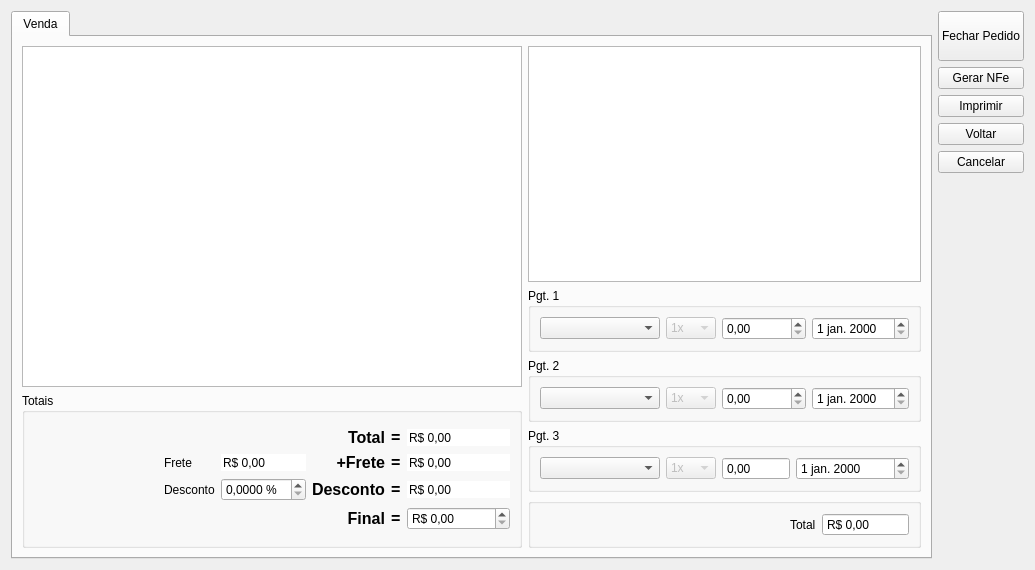
Qt form venda.ui (lellisls/ERP-STACCATO) before a commit.
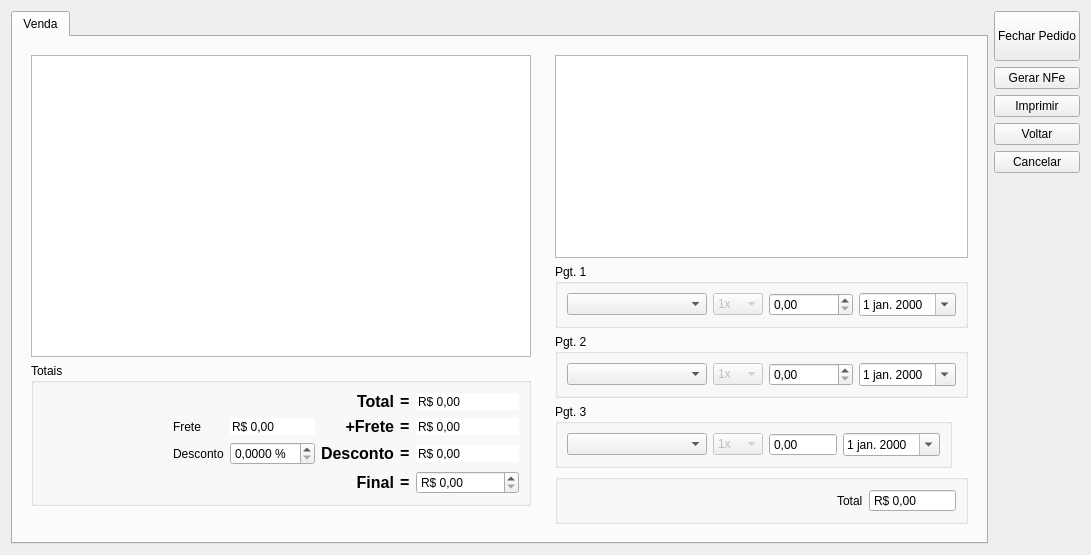
The same form after that commit.

Commit message: Alterações no layout de Venda

What changed in the file:
```diff
--- a/venda.ui
+++ b/venda.ui
@@ -6,8 +6,8 @@
    <rect>
     <x>0</x>
     <y>0</y>
-    <width>1024</width>
-    <height>570</height>
+    <width>1052</width>
+    <height>538</height>
    </rect>
   </property>
   <property name="windowTitle">
@@ -27,8 +27,26 @@
        <string>Venda</string>
       </attribute>
       <layout class="QGridLayout" name="gridLayout_8">
-       <item row="0" column="0" rowspan="3">
+       <item row="0" column="1">
+        <widget class="QFrame" name="frame">
+         <property name="frameShape">
+          <enum>QFrame::NoFrame</enum>
+         </property>
+         <property name="frameShadow">
+          <enum>QFrame::Plain</enum>
+         </property>
+         <property name="lineWidth">
+          <number>0</number>
+         </property>
+         <layout class="QGridLayout" name="gridLayout_10">
+          <item row="0" column="0">
         <widget class="QTableView" name="tableVenda">
+            <property name="sizePolicy">
+             <sizepolicy hsizetype="Expanding" vsizetype="Expanding">
+              <horstretch>0</horstretch>
+              <verstretch>0</verstretch>
+             </sizepolicy>
+            </property>
          <property name="minimumSize">
           <size>
            <width>500</width>
@@ -43,217 +61,14 @@
          </attribute>
         </widget>
        </item>
-       <item row="0" column="1">
-        <widget class="QTableView" name="tableFluxoCaixa">
-         <property name="minimumSize">
-          <size>
-           <width>350</width>
-           <height>0</height>
-          </size>
-         </property>
-         <attribute name="horizontalHeaderStretchLastSection">
-          <bool>true</bool>
-         </attribute>
-        </widget>
-       </item>
-       <item row="1" column="1">
-        <widget class="QGroupBox" name="groupBox">
-         <property name="title">
-          <string>Pgt. 1</string>
-         </property>
-         <layout class="QGridLayout" name="gridLayout_5">
-          <item row="0" column="0">
-           <widget class="QComboBox" name="comboBoxPgt1">
-            <property name="minimumSize">
-             <size>
-              <width>120</width>
-              <height>0</height>
-             </size>
-            </property>
-           </widget>
-          </item>
-          <item row="0" column="1">
-           <widget class="QComboBox" name="comboBoxPgt1Parc">
-            <property name="enabled">
-             <bool>false</bool>
-            </property>
-            <property name="sizePolicy">
-             <sizepolicy hsizetype="Fixed" vsizetype="Fixed">
-              <horstretch>0</horstretch>
-              <verstretch>0</verstretch>
-             </sizepolicy>
-            </property>
-            <item>
-             <property name="text">
-              <string>1x</string>
-             </property>
-            </item>
-            <item>
-             <property name="text">
-              <string>2x</string>
-             </property>
-            </item>
-            <item>
-             <property name="text">
-              <string>3x</string>
-             </property>
-            </item>
-            <item>
-             <property name="text">
-              <string>4x</string>
-             </property>
-            </item>
-            <item>
-             <property name="text">
-              <string>5x</string>
-             </property>
-            </item>
-            <item>
-             <property name="text">
-              <string>6x</string>
-             </property>
-            </item>
-            <item>
-             <property name="text">
-              <string>7x</string>
-             </property>
-            </item>
-            <item>
-             <property name="text">
-              <string>8x</string>
-             </property>
-            </item>
-            <item>
-             <property name="text">
-              <string>9x</string>
-             </property>
-            </item>
-            <item>
-             <property name="text">
-              <string>10x</string>
-             </property>
-            </item>
-           </widget>
-          </item>
-          <item row="0" column="2">
-           <widget class="QDoubleSpinBox" name="doubleSpinBoxPgt1">
-            <property name="sizePolicy">
-             <sizepolicy hsizetype="Fixed" vsizetype="Fixed">
-              <horstretch>0</horstretch>
-              <verstretch>0</verstretch>
-             </sizepolicy>
-            </property>
-            <property name="maximum">
-             <double>999999.989999999990687</double>
-            </property>
-           </widget>
-          </item>
-          <item row="0" column="3">
-           <widget class="QDateEdit" name="dateEditPgt1"/>
-          </item>
-         </layout>
-        </widget>
-       </item>
-       <item row="2" column="1" rowspan="2">
-        <widget class="QGroupBox" name="groupBox_2">
-         <property name="title">
-          <string>Pgt. 2</string>
-         </property>
-         <layout class="QGridLayout" name="gridLayout_4">
-          <item row="0" column="2">
-           <widget class="QDoubleSpinBox" name="doubleSpinBoxPgt2">
-            <property name="sizePolicy">
-             <sizepolicy hsizetype="Fixed" vsizetype="Fixed">
-              <horstretch>0</horstretch>
-              <verstretch>0</verstretch>
-             </sizepolicy>
-            </property>
-            <property name="maximum">
-             <double>999999.989999999990687</double>
-            </property>
-           </widget>
-          </item>
-          <item row="0" column="1">
-           <widget class="QComboBox" name="comboBoxPgt2Parc">
-            <property name="enabled">
-             <bool>false</bool>
-            </property>
-            <property name="sizePolicy">
-             <sizepolicy hsizetype="Fixed" vsizetype="Fixed">
-              <horstretch>0</horstretch>
-              <verstretch>0</verstretch>
-             </sizepolicy>
-            </property>
-            <item>
-             <property name="text">
-              <string>1x</string>
-             </property>
-            </item>
-            <item>
-             <property name="text">
-              <string>2x</string>
-             </property>
-            </item>
-            <item>
-             <property name="text">
-              <string>3x</string>
-             </property>
-            </item>
-            <item>
-             <property name="text">
-              <string>4x</string>
-             </property>
-            </item>
-            <item>
-             <property name="text">
-              <string>5x</string>
-             </property>
-            </item>
-            <item>
-             <property name="text">
-              <string>6x</string>
-             </property>
-            </item>
-            <item>
-             <property name="text">
-              <string>7x</string>
-             </property>
-            </item>
-            <item>
-             <property name="text">
-              <string>8x</string>
-             </property>
-            </item>
-            <item>
-             <property name="text">
-              <string>9x</string>
-             </property>
-            </item>
-            <item>
-             <property name="text">
-              <string>10x</string>
-             </property>
-            </item>
-           </widget>
-          </item>
-          <item row="0" column="0">
-           <widget class="QComboBox" name="comboBoxPgt2">
-            <property name="minimumSize">
-             <size>
-              <width>120</width>
-              <height>0</height>
-             </size>
-            </property>
-           </widget>
-          </item>
-          <item row="0" column="3">
-           <widget class="QDateEdit" name="dateEditPgt2"/>
-          </item>
-         </layout>
-        </widget>
-       </item>
-       <item row="3" column="0" rowspan="3">
+          <item row="1" column="0">
         <widget class="QGroupBox" name="groupBox_3">
+            <property name="sizePolicy">
+             <sizepolicy hsizetype="Preferred" vsizetype="Fixed">
+              <horstretch>0</horstretch>
+              <verstretch>0</verstretch>
+             </sizepolicy>
+            </property>
          <property name="title">
           <string>Totais</string>
          </property>
@@ -566,8 +381,54 @@
          </layout>
         </widget>
        </item>
-       <item row="4" column="1">
+         </layout>
+        </widget>
+       </item>
+       <item row="0" column="2" rowspan="4">
+        <widget class="QFrame" name="frame_2">
+         <property name="sizePolicy">
+          <sizepolicy hsizetype="Fixed" vsizetype="Preferred">
+           <horstretch>0</horstretch>
+           <verstretch>0</verstretch>
+          </sizepolicy>
+         </property>
+         <property name="frameShape">
+          <enum>QFrame::NoFrame</enum>
+         </property>
+         <property name="frameShadow">
+          <enum>QFrame::Plain</enum>
+         </property>
+         <property name="lineWidth">
+          <number>0</number>
+         </property>
+         <layout class="QGridLayout" name="gridLayout_9">
+          <item row="0" column="0">
+           <widget class="QTableView" name="tableFluxoCaixa">
+            <property name="sizePolicy">
+             <sizepolicy hsizetype="Expanding" vsizetype="Expanding">
+              <horstretch>0</horstretch>
+              <verstretch>0</verstretch>
+             </sizepolicy>
+            </property>
+            <property name="minimumSize">
+             <size>
+              <width>350</width>
+              <height>0</height>
+             </size>
+            </property>
+            <attribute name="horizontalHeaderStretchLastSection">
+             <bool>true</bool>
+            </attribute>
+           </widget>
+          </item>
+          <item row="3" column="0">
         <widget class="QGroupBox" name="groupBox_4">
+            <property name="sizePolicy">
+             <sizepolicy hsizetype="Fixed" vsizetype="Fixed">
+              <horstretch>0</horstretch>
+              <verstretch>0</verstretch>
+             </sizepolicy>
+            </property>
          <property name="title">
           <string>Pgt. 3</string>
          </property>
@@ -575,7 +436,7 @@
           <item row="0" column="2">
            <widget class="QDoubleSpinBox" name="doubleSpinBoxPgt3">
             <property name="sizePolicy">
-             <sizepolicy hsizetype="Fixed" vsizetype="Fixed">
+                <sizepolicy hsizetype="Expanding" vsizetype="Fixed">
               <horstretch>0</horstretch>
               <verstretch>0</verstretch>
              </sizepolicy>
@@ -658,20 +519,264 @@
            <widget class="QComboBox" name="comboBoxPgt3">
             <property name="minimumSize">
              <size>
-              <width>120</width>
+                 <width>140</width>
               <height>0</height>
              </size>
             </property>
            </widget>
           </item>
           <item row="0" column="3">
-           <widget class="QDateEdit" name="dateEditPgt3"/>
+              <widget class="QDateEdit" name="dateEditPgt3">
+               <property name="sizePolicy">
+                <sizepolicy hsizetype="Preferred" vsizetype="Fixed">
+                 <horstretch>0</horstretch>
+                 <verstretch>0</verstretch>
+                </sizepolicy>
+               </property>
+               <property name="calendarPopup">
+                <bool>true</bool>
+               </property>
+              </widget>
           </item>
          </layout>
         </widget>
        </item>
-       <item row="5" column="1">
+          <item row="1" column="0">
+           <widget class="QGroupBox" name="groupBox">
+            <property name="sizePolicy">
+             <sizepolicy hsizetype="Fixed" vsizetype="Fixed">
+              <horstretch>0</horstretch>
+              <verstretch>0</verstretch>
+             </sizepolicy>
+            </property>
+            <property name="title">
+             <string>Pgt. 1</string>
+            </property>
+            <layout class="QGridLayout" name="gridLayout_5">
+             <item row="0" column="0">
+              <widget class="QComboBox" name="comboBoxPgt1">
+               <property name="minimumSize">
+                <size>
+                 <width>140</width>
+                 <height>0</height>
+                </size>
+               </property>
+              </widget>
+             </item>
+             <item row="0" column="1">
+              <widget class="QComboBox" name="comboBoxPgt1Parc">
+               <property name="enabled">
+                <bool>false</bool>
+               </property>
+               <property name="sizePolicy">
+                <sizepolicy hsizetype="Fixed" vsizetype="Fixed">
+                 <horstretch>0</horstretch>
+                 <verstretch>0</verstretch>
+                </sizepolicy>
+               </property>
+               <item>
+                <property name="text">
+                 <string>1x</string>
+                </property>
+               </item>
+               <item>
+                <property name="text">
+                 <string>2x</string>
+                </property>
+               </item>
+               <item>
+                <property name="text">
+                 <string>3x</string>
+                </property>
+               </item>
+               <item>
+                <property name="text">
+                 <string>4x</string>
+                </property>
+               </item>
+               <item>
+                <property name="text">
+                 <string>5x</string>
+                </property>
+               </item>
+               <item>
+                <property name="text">
+                 <string>6x</string>
+                </property>
+               </item>
+               <item>
+                <property name="text">
+                 <string>7x</string>
+                </property>
+               </item>
+               <item>
+                <property name="text">
+                 <string>8x</string>
+                </property>
+               </item>
+               <item>
+                <property name="text">
+                 <string>9x</string>
+                </property>
+               </item>
+               <item>
+                <property name="text">
+                 <string>10x</string>
+                </property>
+               </item>
+              </widget>
+             </item>
+             <item row="0" column="2">
+              <widget class="QDoubleSpinBox" name="doubleSpinBoxPgt1">
+               <property name="sizePolicy">
+                <sizepolicy hsizetype="Expanding" vsizetype="Fixed">
+                 <horstretch>0</horstretch>
+                 <verstretch>0</verstretch>
+                </sizepolicy>
+               </property>
+               <property name="maximum">
+                <double>999999.989999999990687</double>
+               </property>
+              </widget>
+             </item>
+             <item row="0" column="3">
+              <widget class="QDateEdit" name="dateEditPgt1">
+               <property name="sizePolicy">
+                <sizepolicy hsizetype="Preferred" vsizetype="Fixed">
+                 <horstretch>0</horstretch>
+                 <verstretch>0</verstretch>
+                </sizepolicy>
+               </property>
+               <property name="calendarPopup">
+                <bool>true</bool>
+               </property>
+              </widget>
+             </item>
+            </layout>
+           </widget>
+          </item>
+          <item row="2" column="0">
+           <widget class="QGroupBox" name="groupBox_2">
+            <property name="sizePolicy">
+             <sizepolicy hsizetype="Fixed" vsizetype="Fixed">
+              <horstretch>0</horstretch>
+              <verstretch>0</verstretch>
+             </sizepolicy>
+            </property>
+            <property name="title">
+             <string>Pgt. 2</string>
+            </property>
+            <layout class="QGridLayout" name="gridLayout_4">
+             <item row="0" column="2">
+              <widget class="QDoubleSpinBox" name="doubleSpinBoxPgt2">
+               <property name="sizePolicy">
+                <sizepolicy hsizetype="Expanding" vsizetype="Fixed">
+                 <horstretch>0</horstretch>
+                 <verstretch>0</verstretch>
+                </sizepolicy>
+               </property>
+               <property name="maximum">
+                <double>999999.989999999990687</double>
+               </property>
+              </widget>
+             </item>
+             <item row="0" column="1">
+              <widget class="QComboBox" name="comboBoxPgt2Parc">
+               <property name="enabled">
+                <bool>false</bool>
+               </property>
+               <property name="sizePolicy">
+                <sizepolicy hsizetype="Fixed" vsizetype="Fixed">
+                 <horstretch>0</horstretch>
+                 <verstretch>0</verstretch>
+                </sizepolicy>
+               </property>
+               <item>
+                <property name="text">
+                 <string>1x</string>
+                </property>
+               </item>
+               <item>
+                <property name="text">
+                 <string>2x</string>
+                </property>
+               </item>
+               <item>
+                <property name="text">
+                 <string>3x</string>
+                </property>
+               </item>
+               <item>
+                <property name="text">
+                 <string>4x</string>
+                </property>
+               </item>
+               <item>
+                <property name="text">
+                 <string>5x</string>
+                </property>
+               </item>
+               <item>
+                <property name="text">
+                 <string>6x</string>
+                </property>
+               </item>
+               <item>
+                <property name="text">
+                 <string>7x</string>
+                </property>
+               </item>
+               <item>
+                <property name="text">
+                 <string>8x</string>
+                </property>
+               </item>
+               <item>
+                <property name="text">
+                 <string>9x</string>
+                </property>
+               </item>
+               <item>
+                <property name="text">
+                 <string>10x</string>
+                </property>
+               </item>
+              </widget>
+             </item>
+             <item row="0" column="0">
+              <widget class="QComboBox" name="comboBoxPgt2">
+               <property name="minimumSize">
+                <size>
+                 <width>140</width>
+                 <height>0</height>
+                </size>
+               </property>
+              </widget>
+             </item>
+             <item row="0" column="3">
+              <widget class="QDateEdit" name="dateEditPgt2">
+               <property name="sizePolicy">
+                <sizepolicy hsizetype="Preferred" vsizetype="Fixed">
+                 <horstretch>0</horstretch>
+                 <verstretch>0</verstretch>
+                </sizepolicy>
+               </property>
+               <property name="calendarPopup">
+                <bool>true</bool>
+               </property>
+              </widget>
+             </item>
+            </layout>
+           </widget>
+          </item>
+          <item row="4" column="0">
         <widget class="QGroupBox" name="groupBox_5">
+            <property name="sizePolicy">
+             <sizepolicy hsizetype="Preferred" vsizetype="Fixed">
+              <horstretch>0</horstretch>
+              <verstretch>0</verstretch>
+             </sizepolicy>
+            </property>
          <property name="title">
           <string/>
          </property>
@@ -716,13 +821,9 @@
         </widget>
        </item>
       </layout>
-      <zorder>tableFluxoCaixa</zorder>
-      <zorder>groupBox</zorder>
-      <zorder>groupBox_2</zorder>
-      <zorder>groupBox_4</zorder>
-      <zorder>groupBox_5</zorder>
-      <zorder>tableVenda</zorder>
-      <zorder>groupBox_3</zorder>
+        </widget>
+       </item>
+      </layout>
      </widget>
     </widget>
    </item>
```
Lines whose indentation alone changed are shown as unchanged.
